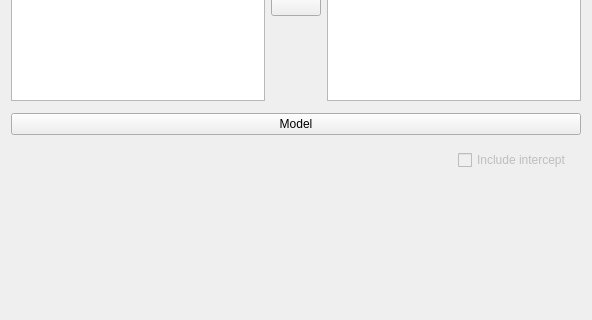
First picture: the form in JASP-Desktop/analysisforms/regressionlogisticform.ui, repository jasp-stats/jasp-desktop, before the edit; both pictures show x 0 to 592 and y 580 to 900 of the 592 by 1390 pixel window.
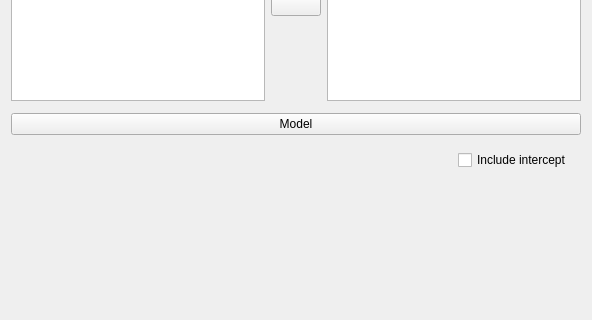
Second picture: the form after the edit. Custom widgets are drawn as their Qt base class.

```diff
--- a/JASP-Desktop/analysisforms/regressionlogisticform.ui
+++ b/JASP-Desktop/analysisforms/regressionlogisticform.ui
@@ -60,11 +60,14 @@
       <item row="1" column="0">
        <widget class="QWidget" name="panelIncludeIntercept" native="true">
         <property name="enabled">
-         <bool>false</bool>
+         <bool>true</bool>
         </property>
         <layout class="QGridLayout" name="gridLayout_8">
          <item row="0" column="1">
           <widget class="BoundCheckBox" name="includeIntercept">
+           <property name="enabled">
+            <bool>true</bool>
+           </property>
            <property name="text">
             <string>Include intercept</string>
            </property>
```
